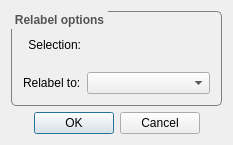
Old version of the form QtRelabel.ui in the repository FelixdelasPozas/EspinaVolumeEditor.
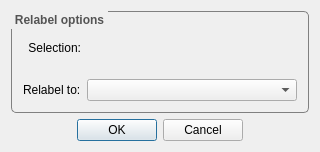
New version of the form. Icons and pictures are not drawn.

Commit message: Changed label selector from QComboBox to QListWidget

```diff
--- a/QtRelabel.ui
+++ b/QtRelabel.ui
@@ -6,20 +6,20 @@
    <rect>
     <x>0</x>
     <y>0</y>
-    <width>233</width>
-    <height>145</height>
+    <width>320</width>
+    <height>152</height>
    </rect>
   </property>
   <property name="minimumSize">
    <size>
-    <width>233</width>
-    <height>145</height>
+    <width>320</width>
+    <height>152</height>
    </size>
   </property>
   <property name="maximumSize">
    <size>
-    <width>233</width>
-    <height>145</height>
+    <width>320</width>
+    <height>152</height>
    </size>
   </property>
   <property name="windowTitle">
```
The commit also changes 2 other files.
